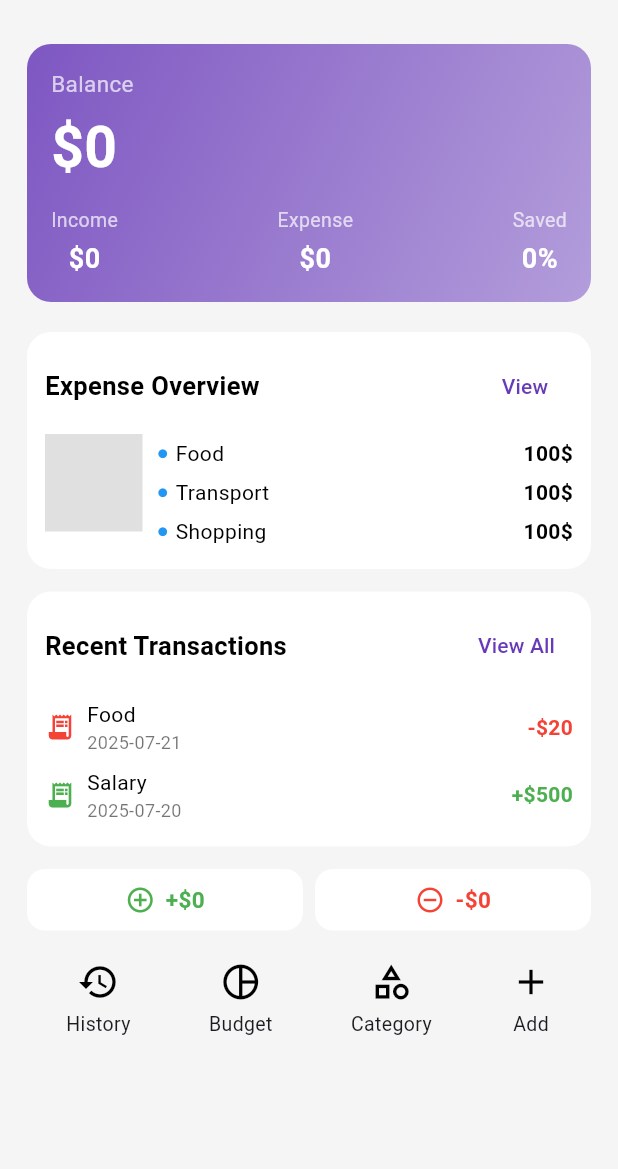
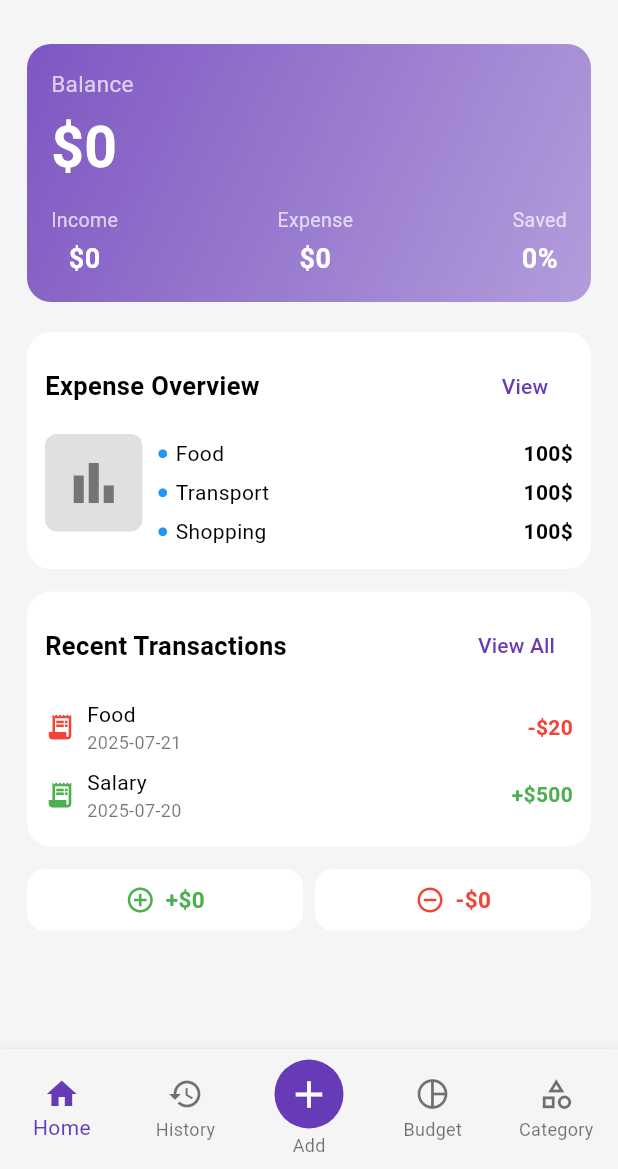
Before and after one commit to HAnh3112/mobile_final_project, a Flutter app: the DashboardScreen screen opened directly, on a phone screen of 412 x 824 dp, the part 67-1236 px from its top. Run offline on Flutter 3.47's test engine with Material 3 defaults, Android fonts, the phone set to English and light mode, and no system bars; our stand-ins replace fl_chart, month_picker_dialog.

Commit message:
update bottom navigator

```diff
--- a/lib/QuynhAnh_screens/dashboard.dart
+++ b/lib/QuynhAnh_screens/dashboard.dart
@@ -14,6 +14,23 @@ class DashboardScreen extends StatefulWidget {
 }
 
 class _DashboardScreenState extends State<DashboardScreen> {
+  int _selectedIndex = 0; // To keep track of the selected tab
+
+  // List of screens to navigate to
+  static final List<Widget> _widgetOptions = <Widget>[
+    _DashboardContent(), // Your current dashboard content
+    TransactionHistoryScreen(),
+    AddTransactionScreen(), // Changed order for "Add" to be in the middle of 5 items
+    BudgetPlanning(),
+    CategoryManagementScreen(),
+  ];
+
+  void _onItemTapped(int index) {
+    setState(() {
+      _selectedIndex = index;
+    });
+  }
+
   @override
   Widget build(BuildContext context) {
     return Scaffold(
@@ -48,21 +65,39 @@ class _DashboardScreenState extends State<DashboardScreen> {
           const SizedBox(width: 8),
         ],
       ),
-      body: Padding(
-        padding: const EdgeInsets.all(18.0),
-        child: Column(
-          children: [
-            _buildBalanceCard(),
-            const SizedBox(height: 20),
-            _buildExpenseOverviewCard(),
-            const SizedBox(height: 15),
-            _buildRecentTransactions(), // THÊM MỚI
-            const SizedBox(height: 15),
-            _buildMonthlySummaryRow(),
-            const SizedBox(height: 20),
-            _buildFeatureRow(context),
-          ],
-        ),
+      body: _widgetOptions.elementAt(
+        _selectedIndex,
+      ), // Use _widgetOptions for all screens
+      bottomNavigationBar: BottomNavigationBar(
+        backgroundColor: currentTheme.background_color,
+        selectedItemColor: currentTheme.main_button_color,
+        unselectedItemColor: currentTheme.sub_text_color,
+        currentIndex: _selectedIndex,
+        onTap: _onItemTapped,
+        type: BottomNavigationBarType.fixed, // Ensures all labels are shown
+        items: <BottomNavigationBarItem>[
+          BottomNavigationBarItem(icon: Icon(Icons.home), label: 'Home'),
+          BottomNavigationBarItem(icon: Icon(Icons.history), label: 'History'),
+          BottomNavigationBarItem(
+            icon: Container(
+              padding: const EdgeInsets.all(8),
+              decoration: BoxDecoration(
+                color: currentTheme.main_button_color,
+                shape: BoxShape.circle,
+              ),
+              child: Icon(Icons.add, color: Colors.white, size: 30),
+            ),
+            label: 'Add',
+          ),
+          BottomNavigationBarItem(
+            icon: Icon(Icons.pie_chart_outline),
+            label: 'Budget',
+          ),
+          BottomNavigationBarItem(
+            icon: Icon(Icons.category_outlined),
+            label: 'Category',
+          ),
+        ],
       ),
     );
   }
@@ -73,7 +108,10 @@ class _DashboardScreenState extends State<DashboardScreen> {
       icon: Icon(Icons.settings, color: currentTheme.sub_text_color, size: 28),
       onSelected: (value) {
         if (value == 'signout') {
-          Navigator.pop(context);
+          // You might want to navigate to a login screen or perform actual sign-out logic here
+          Navigator.pop(
+            context,
+          ); // This will pop the current route (DashboardScreen)
         }
       },
       color: currentTheme.sub_button_color,
@@ -90,6 +128,31 @@ class _DashboardScreenState extends State<DashboardScreen> {
           ),
         ),
       ],
+    );
+  }
+}
+
+// Extract your original dashboard body into a separate widget
+class _DashboardContent extends StatelessWidget {
+  const _DashboardContent({Key? key})
+    : super(key: key); // Add a constructor for best practice
+
+  @override
+  Widget build(BuildContext context) {
+    // context is available here
+    return Padding(
+      padding: const EdgeInsets.all(18.0),
+      child: Column(
+        children: [
+          _buildBalanceCard(),
+          const SizedBox(height: 20),
+          _buildExpenseOverviewCard(context), // Pass context here
+          const SizedBox(height: 15),
+          _buildRecentTransactions(context), // Pass context here
+          const SizedBox(height: 15),
+          _buildMonthlySummaryRow(),
+        ],
+      ),
     );
   }
 
@@ -150,7 +213,8 @@ class _DashboardScreenState extends State<DashboardScreen> {
   }
 
   /// Expense Overview
-  Widget _buildExpenseOverviewCard() {
+  Widget _buildExpenseOverviewCard(BuildContext context) {
+    // Accept context
     return Container(
       padding: const EdgeInsets.all(12),
       decoration: BoxDecoration(
@@ -190,7 +254,22 @@ class _DashboardScreenState extends State<DashboardScreen> {
           Row(
             crossAxisAlignment: CrossAxisAlignment.start,
             children: [
-              Container(width: 65, height: 65, color: Colors.grey[300]),
+              // Placeholder for the chart/graph
+              Container(
+                width: 65,
+                height: 65,
+                decoration: BoxDecoration(
+                  color: Colors.grey[300],
+                  borderRadius: BorderRadius.circular(8), // Add some rounding
+                ),
+                child: Center(
+                  child: Icon(
+                    Icons.bar_chart,
+                    size: 40,
+                    color: Colors.grey[600],
+                  ), // Example icon
+                ),
+              ),
               const SizedBox(width: 10),
               Expanded(
                 child: Column(
@@ -234,7 +313,8 @@ class _DashboardScreenState extends State<DashboardScreen> {
   }
 
   /// Recent Transactions
-  Widget _buildRecentTransactions() {
+  Widget _buildRecentTransactions(BuildContext context) {
+    // Accept context
     return Container(
       padding: const EdgeInsets.all(12),
       decoration: BoxDecoration(
@@ -376,55 +456,4 @@ class _DashboardScreenState extends State<DashboardScreen> {
       ),
     );
   }
-
-  /// Feature Row
-  Widget _buildFeatureRow(BuildContext context) {
-    return Row(
-      mainAxisAlignment: MainAxisAlignment.spaceAround,
-      children: [
-        _buildFeatureCard(context, Icons.history, 'History', () {
-          Navigator.push(
-            context,
-            MaterialPageRoute(builder: (context) => TransactionHistoryScreen()),
-          );
-        }),
-        _buildFeatureCard(context, Icons.pie_chart_outline, 'Budget', () {
-          Navigator.push(
-            context,
-            MaterialPageRoute(builder: (context) => BudgetPlanning()),
-          );
-        }),
-        _buildFeatureCard(context, Icons.category_outlined, 'Category', () {
-          Navigator.push(
-            context,
-            MaterialPageRoute(builder: (context) => CategoryManagementScreen()),
-          );
-        }),
-        _buildFeatureCard(context, Icons.add, 'Add', () {
-          Navigator.push(
-            context,
-            MaterialPageRoute(builder: (context) => AddTransactionScreen()),
-          );
-        }),
-      ],
-    );
-  }
-
-  Widget _buildFeatureCard(
-    BuildContext context,
-    IconData icon,
-    String label,
-    VoidCallback onTap,
-  ) {
-    return GestureDetector(
-      onTap: onTap,
-      child: Column(
-        children: [
-          Icon(icon, color: Colors.black, size: 28),
-          const SizedBox(height: 5),
-          Text(label, style: TextStyle(fontSize: 13)),
-        ],
-      ),
-    );
-  }
 }
```
